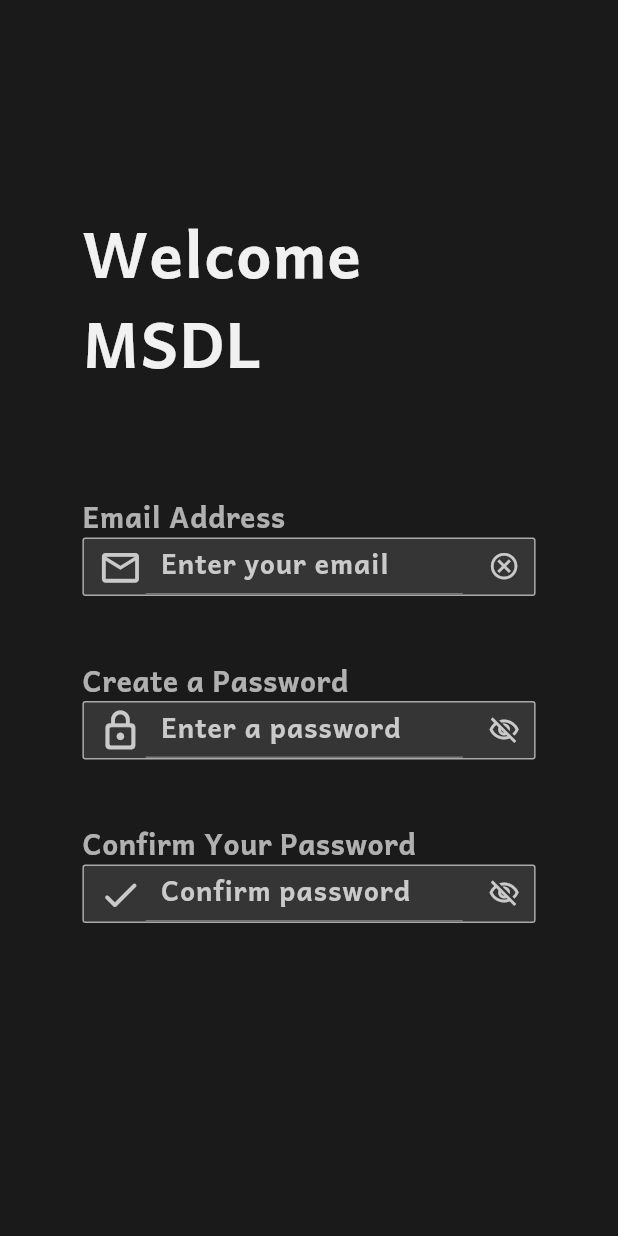
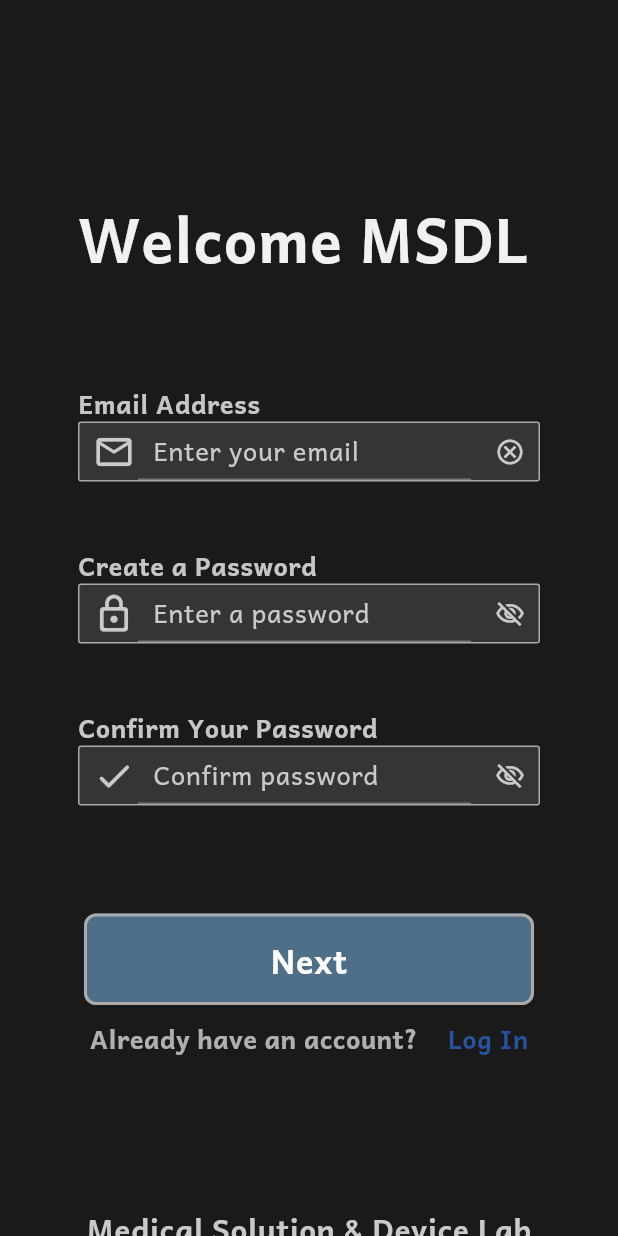
Before and after one commit to seungminhan2631/msdl, a Flutter app: the CreateAccount screen opened directly, on a phone screen of 412 x 824 dp. Run offline on Flutter 3.47's test engine with Material 3 defaults, Android fonts, the light colour scheme and no system bars.

Commit message:
update
회원가입 화면 완성 및 medl한줄 파일 생성 후 클래스 생성

```diff
--- a/lib/commons/widgets/buttons/CustomTextField.dart
+++ b/lib/commons/widgets/buttons/CustomTextField.dart
@@ -60,7 +60,6 @@
                     color: Color(0xffCACACA),
                     fontSize: Sizes.size1 + Sizes.size16,
                     fontFamily: 'Andika',
-                    fontWeight: FontWeight.bold,
                   ),
                 ),
               ),
--- /dev/null
+++ b/lib/commons/widgets/self_intro.dart
@@ -0,0 +1,30 @@
+import 'package:flutter/material.dart';
+import 'package:msdl/constants/size_config.dart';
+import 'package:msdl/msdl_theme.dart';
+
+class SelfIntro extends StatelessWidget {
+  final double? fontSize;
+  final FontWeight? fontWeight;
+  final double? opacity; // 🔹 추가: 사용자가 투명도 설정 가능
+  final TextStyle? labelMedium = msdlTheme.primaryTextTheme.labelMedium;
+
+  SelfIntro({
+    super.key,
+    this.fontSize,
+    this.fontWeight,
+    this.opacity, // 🔹 사용자가 직접 설정할 수 있음
+  });
+
+  @override
+  Widget build(BuildContext context) {
+    return Text(
+      "Medical Solution & Device Lab",
+      style: labelMedium?.copyWith(
+        //??로직은 짧게말하면, C= A??B 를 예를들면, C값=  초기값은 B, A로 설정한다면 C값은 A
+        fontSize: (fontSize ?? 20).w,
+        fontWeight: fontWeight ?? FontWeight.w700,
+        color: labelMedium?.color?.withOpacity(opacity ?? 1.0),
+      ),
+    );
+  }
+}
--- a/lib/features/screens/authentication/create_account.dart
+++ b/lib/features/screens/authentication/create_account.dart
@@ -1,5 +1,7 @@
 import 'package:flutter/material.dart';
+import 'package:msdl/commons/widgets/buttons/CustomButton.dart';
 import 'package:msdl/commons/widgets/buttons/CustomTextField.dart';
+import 'package:msdl/commons/widgets/self_intro.dart';
 import 'package:msdl/commons/widgets/toptitle.dart';
 import 'package:msdl/constants/gaps.dart';
 import 'package:msdl/constants/size_config.dart';
@@ -39,7 +41,7 @@
                   title: "Email Address",
                   fontSize: Sizes.size16 + Sizes.size1,
                   fontWeight: FontWeight.w700,
-                  opacity: 0.7,
+                  opacity: 0.8,
                 ),
               ],
             ),
@@ -56,7 +58,7 @@
                   title: "Create a Password",
                   fontSize: Sizes.size16 + Sizes.size1,
                   fontWeight: FontWeight.w700,
-                  opacity: 0.7,
+                  opacity: 0.8,
                 ),
               ],
             ),
@@ -73,7 +75,7 @@
                   title: "Confirm Your Password",
                   fontSize: Sizes.size16 + Sizes.size1,
                   fontWeight: FontWeight.w700,
-                  opacity: 0.7,
+                  opacity: 0.8,
                 ),
               ],
             ),
@@ -82,6 +84,42 @@
               firstIcon: Icons.check_rounded,
               lastIcon: Icons.visibility_off_outlined,
             ),
+            Gaps.v72,
+            Column(
+              crossAxisAlignment: CrossAxisAlignment.center,
+              children: [
+                CustomButton(),
+                Gaps.v10, // 버튼과 간격 조절
+                Row(
+                  mainAxisAlignment: MainAxisAlignment.center,
+                  children: [
+                    TopTitle(
+                      title: "Already have an account?",
+                      fontSize: Sizes.size16 + Sizes.size1,
+                      fontWeight: FontWeight.w700,
+                      opacity: 0.7,
+                    ),
+                    SizedBox(width: 20.w),
+                    GestureDetector(
+                      onTap: () {},
+                      child: Text(
+                        "Log In",
+                        style: TextStyle(
+                          color: Color(0xff26539C),
+                          fontSize: Sizes.size16 + Sizes.size1,
+                          fontFamily: 'Andika',
+                          fontWeight: FontWeight.bold,
+                        ),
+                      ),
+                    ),
+                  ],
+                ),
+                SizedBox(
+                  height: 100.h,
+                ),
+                SelfIntro(),
+              ],
+            ),
           ],
         ),
       ),
--- a/lib/main.dart
+++ b/lib/main.dart
@@ -25,8 +25,8 @@
           ),
           initialRoute: "/",
           routes: {
-            "/": (context) => login_Screen(),
-            "/chooseRole_Screen": (context) => ChooseRole(),
+            "/": (context) => CreateAccount(),
+            "/chooseRole_Screen": (context) => CreateAccount(),
           },
         );
       },
```
